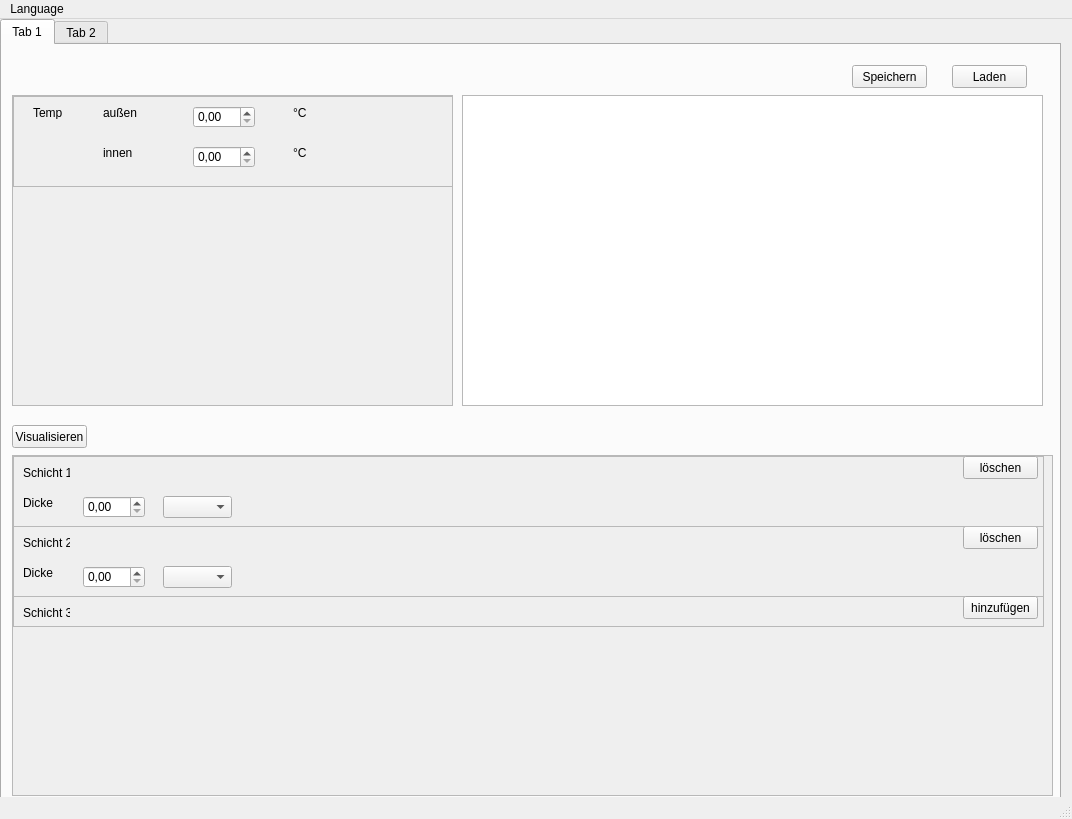
DenisKlassowski/BauphysikSE1, file Prototype/Prototype April 2020/master.ui: the form before one commit.
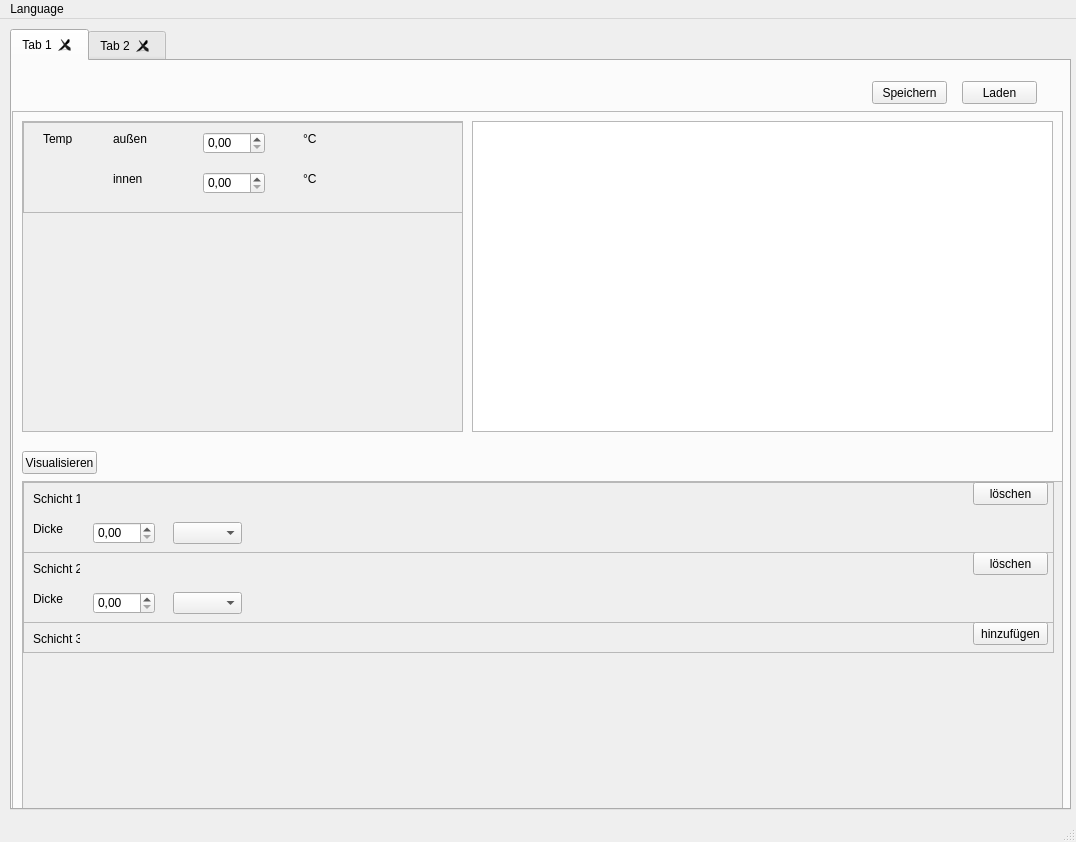
The form after the commit.

Commit message: add python executable code for ui

What changed in the file:
```diff
--- a/Prototype/Prototype April 2020/master.ui
+++ b/Prototype/Prototype April 2020/master.ui
@@ -6,8 +6,8 @@
    <rect>
     <x>0</x>
     <y>0</y>
-    <width>1072</width>
-    <height>819</height>
+    <width>1076</width>
+    <height>842</height>
    </rect>
   </property>
   <property name="windowTitle">
@@ -17,8 +17,8 @@
    <widget class="QTabWidget" name="tabWidget">
     <property name="geometry">
      <rect>
-      <x>0</x>
-      <y>0</y>
+      <x>10</x>
+      <y>10</y>
       <width>1061</width>
       <height>781</height>
      </rect>
@@ -26,37 +26,71 @@
     <property name="currentIndex">
      <number>0</number>
     </property>
+    <property name="tabsClosable">
+     <bool>true</bool>
+    </property>
+    <property name="movable">
+     <bool>true</bool>
+    </property>
     <widget class="QWidget" name="tab">
      <attribute name="title">
       <string>Tab 1</string>
      </attribute>
-     <widget class="QPushButton" name="ButtonGraph">
+     <widget class="QPushButton" name="ButtonSave">
       <property name="geometry">
        <rect>
-        <x>10</x>
-        <y>380</y>
+        <x>860</x>
+        <y>20</y>
         <width>75</width>
         <height>23</height>
        </rect>
       </property>
-      <property name="toolTip">
-       <string>Zeigt einen Graphen an</string>
+      <property name="locale">
+       <locale language="German" country="Germany"/>
       </property>
-      <property name="toolTipDuration">
-       <number>3</number>
+      <property name="text">
+       <string>Speichern</string>
       </property>
+     </widget>
+     <widget class="QPushButton" name="ButtonLoad">
+      <property name="geometry">
+       <rect>
+        <x>950</x>
+        <y>20</y>
+        <width>75</width>
+        <height>23</height>
+       </rect>
+      </property>
       <property name="locale">
        <locale language="German" country="Germany"/>
       </property>
       <property name="text">
-       <string>Visualisieren</string>
+       <string>Laden</string>
       </property>
      </widget>
+     <widget class="QFrame" name="frameTabContent">
+      <property name="geometry">
+       <rect>
+        <x>0</x>
+        <y>50</y>
+        <width>1051</width>
+        <height>731</height>
+       </rect>
+      </property>
+      <property name="locale">
+       <locale language="German" country="Germany"/>
+      </property>
+      <property name="frameShape">
+       <enum>QFrame::StyledPanel</enum>
+      </property>
+      <property name="frameShadow">
+       <enum>QFrame::Raised</enum>
+      </property>
      <widget class="QScrollArea" name="ScrollCircumstances">
       <property name="geometry">
        <rect>
         <x>10</x>
-        <y>50</y>
+         <y>10</y>
         <width>441</width>
         <height>311</height>
        </rect>
@@ -192,29 +226,23 @@
          </property>
         </widget>
        </widget>
-       <widget class="QFrame" name="frameTabContent">
+       </widget>
+      </widget>
+      <widget class="QGraphicsView" name="graphicsView">
         <property name="geometry">
          <rect>
-          <x>-10</x>
-          <y>-40</y>
-          <width>1051</width>
-          <height>731</height>
-         </rect>
-        </property>
-        <property name="frameShape">
-         <enum>QFrame::StyledPanel</enum>
-        </property>
-        <property name="frameShadow">
-         <enum>QFrame::Raised</enum>
-        </property>
-       </widget>
-      </widget>
+         <x>460</x>
+         <y>10</y>
+         <width>581</width>
+         <height>311</height>
+        </rect>
+       </property>
      </widget>
      <widget class="QScrollArea" name="scrollArea">
       <property name="geometry">
        <rect>
         <x>10</x>
-        <y>410</y>
+         <y>370</y>
         <width>1041</width>
         <height>341</height>
        </rect>
@@ -473,47 +501,34 @@
        </widget>
       </widget>
      </widget>
-     <widget class="QGraphicsView" name="graphicsView">
+      <widget class="QPushButton" name="ButtonGraph">
       <property name="geometry">
        <rect>
-        <x>460</x>
-        <y>50</y>
-        <width>581</width>
-        <height>311</height>
-       </rect>
-      </property>
-     </widget>
-     <widget class="QPushButton" name="ButtonSave">
-      <property name="geometry">
-       <rect>
-        <x>850</x>
-        <y>20</y>
+         <x>10</x>
+         <y>340</y>
         <width>75</width>
         <height>23</height>
        </rect>
       </property>
-      <property name="locale">
-       <locale language="German" country="Germany"/>
-      </property>
-      <property name="text">
-       <string>Speichern</string>
-      </property>
-     </widget>
-     <widget class="QPushButton" name="ButtonLoad">
-      <property name="geometry">
-       <rect>
-        <x>950</x>
-        <y>20</y>
-        <width>75</width>
-        <height>23</height>
-       </rect>
-      </property>
+       <property name="toolTip">
+        <string/>
+       </property>
+       <property name="toolTipDuration">
+        <number>3</number>
+       </property>
+       <property name="statusTip">
+        <string>Zeigt einen Graphen an</string>
+       </property>
+       <property name="whatsThis">
+        <string/>
+       </property>
       <property name="locale">
        <locale language="German" country="Germany"/>
       </property>
       <property name="text">
-       <string>Laden</string>
-      </property>
+        <string>Visualisieren</string>
+       </property>
+      </widget>
      </widget>
     </widget>
     <widget class="QWidget" name="tab_2">
@@ -528,7 +543,7 @@
     <rect>
      <x>0</x>
      <y>0</y>
-     <width>1072</width>
+     <width>1076</width>
      <height>21</height>
     </rect>
    </property>
```
Lines whose indentation alone changed are shown as unchanged. The commit also changes 1 other file.
